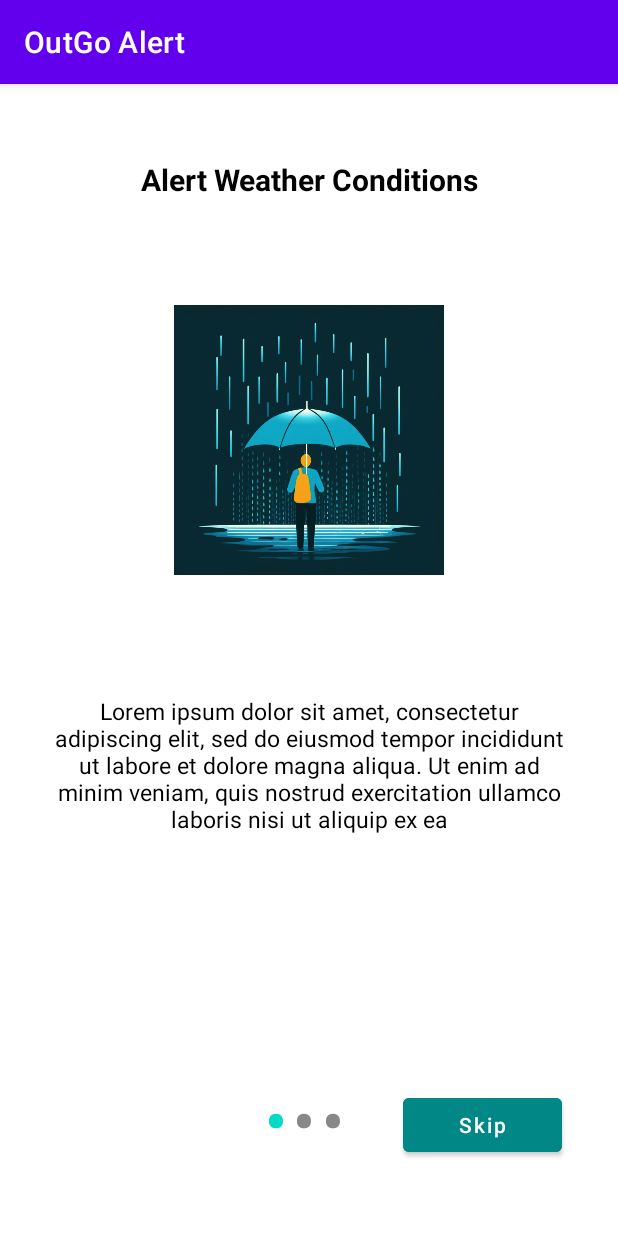
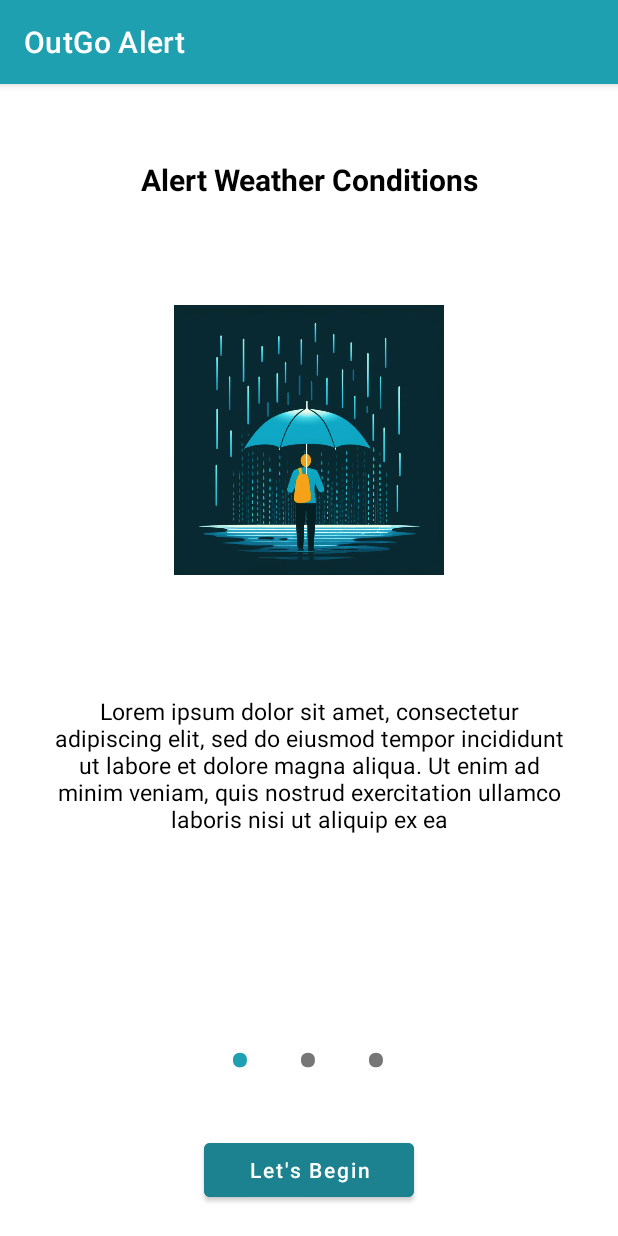
Before and after one commit to vchu22/OutGo-Alert, an Android app: the screen it shows after launch (MainActivity), on a phone screen of 412 x 824 dp. Run offline under Robolectric (Android 15) with nearby library versions, the phone set to English and light mode, and no system bars; our stand-ins replace navigation-ui.

Commit message:
rearrange intro slider layout

```diff
--- a/app/src/main/res/layout/activity_main.xml
+++ b/app/src/main/res/layout/activity_main.xml
@@ -14,106 +14,84 @@
         android:layout_width="match_parent"
         android:layout_height="match_parent" />
 
-    <!--on below line we are creating
-        a simple linear layout-->
     <LinearLayout
         android:layout_width="match_parent"
         android:layout_height="wrap_content"
-        android:paddingVertical="40dp"
         android:layout_alignParentBottom="true"
         android:background="@android:color/transparent"
-        android:orientation="horizontal"
+        android:orientation="vertical"
         android:weightSum="5">
 
-        <View
-            android:layout_width="0dp"
-            android:layout_height="0dp"
-            android:layout_weight="2.4" />
-
-        <!--adding linear layout for
-            creating dots view-->
         <LinearLayout
             android:id="@+id/idLLDots"
-            android:layout_width="0dp"
-            android:layout_height="wrap_content"
-            android:layout_marginEnd="30dp"
+            android:layout_width="match_parent"
+            android:layout_height="match_parent"
             android:layout_gravity="center_horizontal"
-            android:layout_weight="1"
             android:gravity="center_horizontal"
             android:orientation="horizontal"
             android:weightSum="4">
+            <View
+                android:layout_width="0dp"
+                android:layout_height="match_parent"
+                android:layout_weight="1"/>
 
-            <!--on below line we are creating a text view
-                for displaying our dots-->
+            <!--text view for displaying dots-->
             <TextView
                 android:id="@+id/idTVSlideOne"
                 android:layout_width="0dp"
                 android:layout_height="wrap_content"
                 android:layout_gravity="center"
                 android:layout_margin="3dp"
-                android:layout_weight="1"
-                android:text="•"
+                android:layout_weight="0.4"
+                android:text="@string/dot_symbol"
                 android:textAlignment="center"
                 android:textColor="@color/teal_200"
                 android:textSize="40sp"
-                android:textStyle="bold" />
-
-            <!--on below line we are creating a text view
-                for displaying our dots-->
+                android:textStyle="bold"
+                tools:ignore="NestedWeights" />
             <TextView
                 android:id="@+id/idTVSlideTwo"
                 android:layout_width="0dp"
                 android:layout_height="wrap_content"
                 android:layout_gravity="center"
                 android:layout_margin="3dp"
-                android:layout_weight="1"
-                android:text="•"
+                android:layout_weight="0.4"
+                android:text="@string/dot_symbol"
                 android:textAlignment="center"
                 android:textColor="@color/grey"
                 android:textSize="40sp"
                 android:textStyle="bold" />
-
-            <!--on below line we are creating a text view
-                for displaying our dots-->
             <TextView
                 android:id="@+id/idTVSlideThree"
                 android:layout_width="0dp"
                 android:layout_height="wrap_content"
                 android:layout_gravity="center"
                 android:layout_margin="3dp"
-                android:layout_weight="1"
-                android:text="•"
+                android:layout_weight="0.4"
+                android:text="@string/dot_symbol"
                 android:textAlignment="center"
                 android:textColor="@color/grey"
                 android:textSize="40sp"
                 android:textStyle="bold" />
 
+            <View
+                android:layout_width="0dp"
+                android:layout_height="match_parent"
+                android:layout_weight="1"/>
         </LinearLayout>
 
         <!--button for skipping our intro slider-->
         <Button
             android:id="@+id/idBtnSkip"
-            android:layout_width="0dp"
+            android:layout_width="140dp"
             android:layout_height="wrap_content"
-            android:layout_marginVertical="10dp"
-            android:layout_marginEnd="30dp"
-            android:layout_weight="1.5"
+            android:layout_marginVertical="20dp"
+            android:layout_gravity="center_horizontal"
             android:backgroundTint="@color/button_color"
             android:padding="4dp"
-            android:text="Skip"
+            android:text="@string/intro_screen_btn"
             android:textAllCaps="false"
             android:textColor="@color/white" />
 
     </LinearLayout>
-
 </RelativeLayout>
-
-    <!--<?xml version="1.0" encoding="utf-8"?>-->
-<!--<androidx.constraintlayout.widget.ConstraintLayout xmlns:android="http://schemas.android.com/apk/res/android"-->
-<!--    xmlns:app="http://schemas.android.com/apk/res-auto"-->
-<!--    android:id="@+id/container"-->
-<!--    android:layout_width="match_parent"-->
-<!--    android:layout_height="match_parent"-->
-<!--    android:paddingTop="?attr/actionBarSize">-->
-
-<!--</androidx.constraintlayout.widget.ConstraintLayout>-->
--- a/app/src/main/res/values/colors.xml
+++ b/app/src/main/res/values/colors.xml
@@ -3,10 +3,11 @@
     <color name="purple_200">#FFBB86FC</color>
     <color name="purple_500">#FF6200EE</color>
     <color name="purple_700">#FF3700B3</color>
-    <color name="teal_200">#FF03DAC5</color>
-    <color name="teal_700">#FF018786</color>
+    <color name="teal_200">#1EA0B1</color>
+    <color name="teal_500">#1D8290</color>
+    <color name="green_700">#006259</color>
     <color name="black">#FF000000</color>
     <color name="white">#FFFFFFFF</color>
-    <color name="grey">#FF888888</color>
-    <color name="button_color">@color/teal_700</color>
+    <color name="grey">#767676</color>
+    <color name="button_color">@color/teal_500</color>
 </resources>
--- a/app/src/main/res/values/strings.xml
+++ b/app/src/main/res/values/strings.xml
@@ -3,12 +3,15 @@
     <string name="title_home">Home</string>
     <string name="title_dashboard">Dashboard</string>
     <string name="title_notifications">Notifications</string>
-    <string name="intro_screen_btn">Continue</string>
+
     <string name="intro_slide_1_title">Alert Weather Conditions</string>
     <string name="intro_slide_1_text">Lorem ipsum dolor sit amet, consectetur adipiscing elit, sed do eiusmod tempor incididunt ut labore et dolore magna aliqua. Ut enim ad minim veniam, quis nostrud exercitation ullamco laboris nisi ut aliquip ex ea</string>
     <string name="intro_slide_2_title">Intro Screen Slide 2</string>
     <string name="intro_slide_2_text">Lorem ipsum dolor sit amet, consectetur adipiscing elit, sed do eiusmod tempor incididunt ut labore et dolore magna aliqua. Ut enim ad minim veniam, quis nostrud exercitation ullamco laboris nisi ut aliquip ex ea</string>
     <string name="intro_slide_3_title">Intro Screen Slide 3</string>
     <string name="intro_slide_3_text">Lorem ipsum dolor sit amet, consectetur adipiscing elit, sed do eiusmod tempor incididunt ut labore et dolore magna aliqua. Ut enim ad minim veniam, quis nostrud exercitation ullamco laboris nisi ut aliquip ex ea</string>
+    <string name="intro_skip_btn">Skip</string>
+    <string name="dot_symbol">•</string>
+    <string name="intro_screen_btn">Let\'s Begin</string>
 
 </resources>
--- a/app/src/main/res/values/themes.xml
+++ b/app/src/main/res/values/themes.xml
@@ -2,12 +2,12 @@
     <!-- Base application theme. -->
     <style name="Theme.OutGoAlert" parent="Theme.MaterialComponents.DayNight.DarkActionBar">
         <!-- Primary brand color. -->
-        <item name="colorPrimary">@color/purple_500</item>
-        <item name="colorPrimaryVariant">@color/purple_700</item>
+        <item name="colorPrimary">@color/teal_200</item>
+        <item name="colorPrimaryVariant">@color/teal_500</item>
         <item name="colorOnPrimary">@color/white</item>
         <!-- Secondary brand color. -->
         <item name="colorSecondary">@color/teal_200</item>
-        <item name="colorSecondaryVariant">@color/teal_700</item>
+        <item name="colorSecondaryVariant">@color/teal_500</item>
         <item name="colorOnSecondary">@color/black</item>
         <!-- Status bar color. -->
         <item name="android:statusBarColor">?attr/colorPrimaryVariant</item>
```
